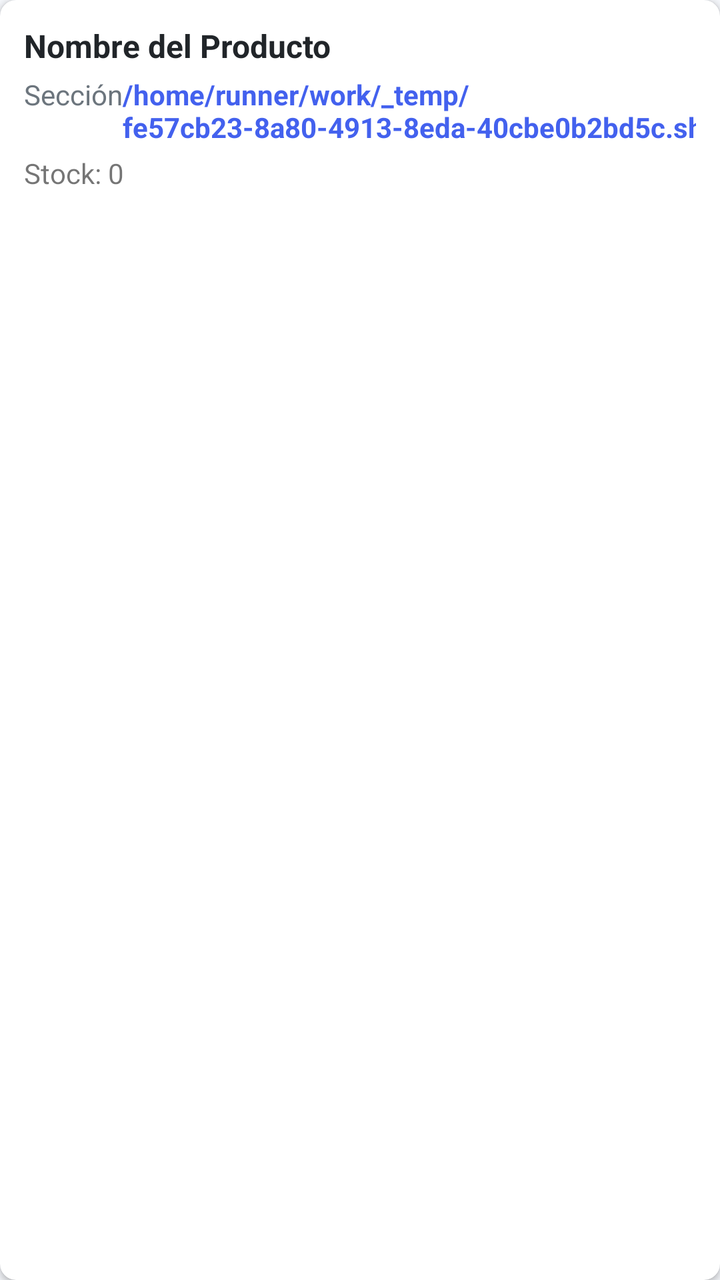
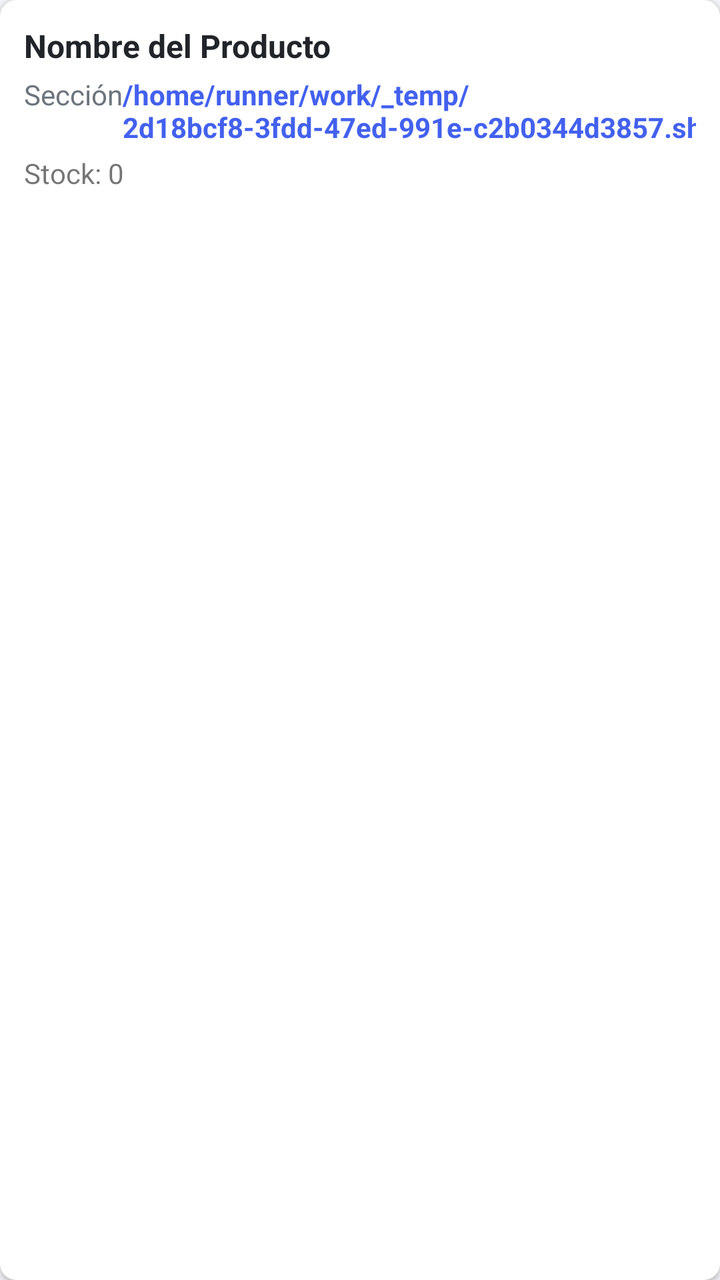

Screens rendered from an Android XML layout before and after an edit, with the pre-edit source and the edit as a unified diff.
<!-- AndroidManifest.xml: application theme Theme.OmniVentas -->
<!-- res/layout/item_producto.xml -->
<?xml version="1.0" encoding="utf-8"?>
<androidx.cardview.widget.CardView xmlns:android="http://schemas.android.com/apk/res/android"
    xmlns:app="http://schemas.android.com/apk/res-auto"
    android:layout_width="match_parent"
    android:layout_height="wrap_content"
    android:layout_marginBottom="8dp"
    app:cardCornerRadius="8dp"
    app:cardElevation="2dp">
    <LinearLayout
        android:layout_width="match_parent"
        android:layout_height="wrap_content"
        android:orientation="vertical"
        android:padding="12dp">
        <TextView
            android:id="@+id/tv_nombre"
            android:layout_width="match_parent"
            android:layout_height="wrap_content"
            android:text="Nombre del Producto"
            android:textSize="16sp"
            android:textStyle="bold"
            android:textColor="@color/dark" />
        <LinearLayout
            android:layout_width="match_parent"
            android:layout_height="wrap_content"
            android:orientation="horizontal"
            android:layout_marginTop="4dp">
            <TextView
                android:id="@+id/tv_seccion"
                android:layout_width="0dp"
                android:layout_height="wrap_content"
                android:layout_weight="1"
                android:text="Sección"
                android:textSize="14sp"
                android:textColor="@color/gray" />
            <TextView
                android:id="@+id/tv_precio"
                android:layout_width="wrap_content"
                android:layout_height="wrap_content"
                android:text="/home/runner/work/_temp/fe57cb23-8a80-4913-8eda-40cbe0b2bd5c.sh.00"
                android:textSize="14sp"
                android:textColor="@color/primary"
                android:textStyle="bold" />
        </LinearLayout>
        <TextView
            android:id="@+id/tv_stock"
            android:layout_width="wrap_content"
            android:layout_height="wrap_content"
            android:text="Stock: 0"
            android:textSize="14sp"
            android:layout_marginTop="4dp" />
    </LinearLayout>
</androidx.cardview.widget.CardView>
<!-- resources referenced by this layout -->
<resources>
  <color name="dark">#212529</color>
  <color name="gray">#6C757D</color>
  <color name="primary">#4361EE</color>
  <style name="Theme.OmniVentas" parent="Theme.MaterialComponents.DayNight.NoActionBar">
          <item name="colorPrimary">@color/primary</item>
          <item name="colorPrimaryVariant">@color/primary_dark</item>
          <item name="colorOnPrimary">@color/white</item>
          <item name="colorSecondary">@color/secondary</item>
          <item name="colorOnSecondary">@color/white</item>
          <item name="android:statusBarColor">@color/primary</item>
          <item name="android:windowBackground">@color/light_gray</item>
      </style>
  <color name="primary_dark">#3A56D4</color>
  <color name="white">#FFFFFF</color>
  <color name="secondary">#3F37C9</color>
  <color name="light_gray">#F5F7FB</color>
</resources>

<!-- the commit's change to res/layout/item_producto.xml (unified diff, before → after) -->
@@ -36,7 +36,7 @@
                 android:id="@+id/tv_precio"
                 android:layout_width="wrap_content"
                 android:layout_height="wrap_content"
-                android:text="/home/runner/work/_temp/fe57cb23-8a80-4913-8eda-40cbe0b2bd5c.sh.00"
+                android:text="/home/runner/work/_temp/2d18bcf8-3fdd-47ed-991e-c2b0344d3857.sh.00"
                 android:textSize="14sp"
                 android:textColor="@color/primary"
                 android:textStyle="bold" />
